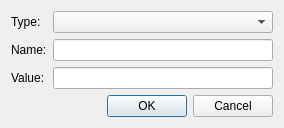
Above: additemdialog.ui from chrismanning/ddvs before the change. Below: the same form after it.
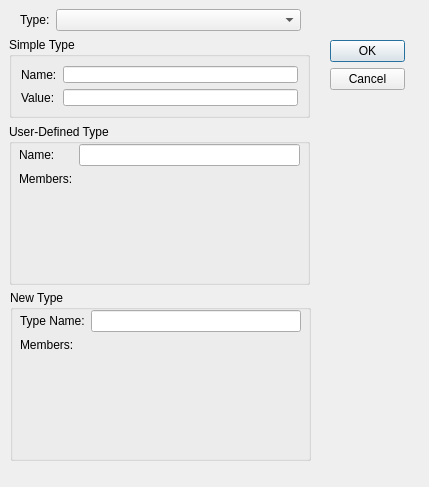
That is the form after the change.

Commit message:
- Add types to combobox
- Stop using OpenGL by default (uses lots of RAM)
- Make drawing items dynamic to their text
- Add item dialog now works for simple types
- Non-working widgets added to dialog for user defined-types

```diff
--- a/additemdialog.ui
+++ b/additemdialog.ui
@@ -6,55 +6,201 @@
    <rect>
     <x>0</x>
     <y>0</y>
-    <width>284</width>
-    <height>119</height>
+    <width>429</width>
+    <height>487</height>
    </rect>
   </property>
+  <property name="sizePolicy">
+   <sizepolicy hsizetype="Fixed" vsizetype="Fixed">
+    <horstretch>0</horstretch>
+    <verstretch>0</verstretch>
+   </sizepolicy>
+  </property>
+  <property name="minimumSize">
+   <size>
+    <width>429</width>
+    <height>416</height>
+   </size>
+  </property>
   <property name="windowTitle">
    <string>Dialog</string>
   </property>
+  <widget class="QGroupBox" name="simpleTypeGroupBox">
+   <property name="geometry">
+    <rect>
+     <x>9</x>
+     <y>37</y>
+     <width>301</width>
+     <height>81</height>
+    </rect>
+   </property>
+   <property name="title">
+    <string>Simple Type</string>
+   </property>
+   <layout class="QFormLayout" name="formLayout_2">
+    <item row="0" column="0" colspan="2">
   <layout class="QFormLayout" name="formLayout">
-   <item row="0" column="0">
-    <widget class="QLabel" name="typeLabel">
-     <property name="text">
-      <string>Type:</string>
-     </property>
-    </widget>
-   </item>
-   <item row="0" column="1">
-    <widget class="QComboBox" name="typeComboBox"/>
-   </item>
-   <item row="1" column="0">
+      <property name="fieldGrowthPolicy">
+       <enum>QFormLayout::AllNonFixedFieldsGrow</enum>
+      </property>
+      <item row="0" column="0">
     <widget class="QLabel" name="nameLabel">
      <property name="text">
       <string>Name:</string>
      </property>
     </widget>
    </item>
-   <item row="1" column="1">
+      <item row="0" column="1">
     <widget class="QLineEdit" name="nameText"/>
    </item>
-   <item row="2" column="0">
+      <item row="1" column="0">
     <widget class="QLabel" name="valueLabel">
      <property name="text">
       <string>Value:</string>
      </property>
     </widget>
    </item>
-   <item row="2" column="1">
+      <item row="1" column="1">
     <widget class="QLineEdit" name="valueText"/>
    </item>
-   <item row="3" column="1">
+     </layout>
+    </item>
+   </layout>
+  </widget>
     <widget class="QDialogButtonBox" name="buttonBox">
+   <property name="geometry">
+    <rect>
+     <x>330</x>
+     <y>40</y>
+     <width>75</width>
+     <height>52</height>
+    </rect>
+   </property>
      <property name="orientation">
-      <enum>Qt::Horizontal</enum>
+    <enum>Qt::Vertical</enum>
      </property>
      <property name="standardButtons">
       <set>QDialogButtonBox::Cancel|QDialogButtonBox::Ok</set>
      </property>
     </widget>
-   </item>
-  </layout>
+  <widget class="QGroupBox" name="userTypeGroupBox">
+   <property name="geometry">
+    <rect>
+     <x>9</x>
+     <y>124</y>
+     <width>301</width>
+     <height>161</height>
+    </rect>
+   </property>
+   <property name="title">
+    <string>User-Defined Type</string>
+   </property>
+   <widget class="QWidget" name="">
+    <property name="geometry">
+     <rect>
+      <x>10</x>
+      <y>20</y>
+      <width>281</width>
+      <height>101</height>
+     </rect>
+    </property>
+    <layout class="QFormLayout" name="formLayout_4">
+     <property name="fieldGrowthPolicy">
+      <enum>QFormLayout::AllNonFixedFieldsGrow</enum>
+     </property>
+     <item row="0" column="0">
+      <widget class="QLabel" name="userNameLabel">
+       <property name="text">
+        <string>Name:</string>
+       </property>
+      </widget>
+     </item>
+     <item row="0" column="1">
+      <widget class="QLineEdit" name="userNameText"/>
+     </item>
+     <item row="1" column="0">
+      <widget class="QLabel" name="membersLabel">
+       <property name="text">
+        <string>Members:</string>
+       </property>
+      </widget>
+     </item>
+    </layout>
+   </widget>
+  </widget>
+  <widget class="QGroupBox" name="newTypeGroupBox">
+   <property name="geometry">
+    <rect>
+     <x>10</x>
+     <y>290</y>
+     <width>301</width>
+     <height>171</height>
+    </rect>
+   </property>
+   <property name="title">
+    <string>New Type</string>
+   </property>
+   <widget class="QWidget" name="gridLayoutWidget">
+    <property name="geometry">
+     <rect>
+      <x>10</x>
+      <y>20</y>
+      <width>281</width>
+      <height>151</height>
+     </rect>
+    </property>
+    <layout class="QFormLayout" name="formLayout_5">
+     <property name="fieldGrowthPolicy">
+      <enum>QFormLayout::AllNonFixedFieldsGrow</enum>
+     </property>
+     <item row="0" column="0">
+      <widget class="QLabel" name="typeNameLabel">
+       <property name="text">
+        <string>Type Name:</string>
+       </property>
+      </widget>
+     </item>
+     <item row="0" column="1">
+      <widget class="QLineEdit" name="lineEdit"/>
+     </item>
+     <item row="1" column="0">
+      <widget class="QLabel" name="membersLabel_2">
+       <property name="text">
+        <string>Members:</string>
+       </property>
+      </widget>
+     </item>
+    </layout>
+   </widget>
+   <zorder>gridLayoutWidget</zorder>
+   <zorder>membersLabel</zorder>
+   <zorder>membersColumnView</zorder>
+  </widget>
+  <widget class="QWidget" name="">
+   <property name="geometry">
+    <rect>
+     <x>20</x>
+     <y>9</y>
+     <width>281</width>
+     <height>22</height>
+    </rect>
+   </property>
+   <layout class="QFormLayout" name="formLayout_3">
+    <property name="fieldGrowthPolicy">
+     <enum>QFormLayout::AllNonFixedFieldsGrow</enum>
+    </property>
+    <item row="0" column="0">
+     <widget class="QLabel" name="typeLabel">
+      <property name="text">
+       <string>Type:</string>
+      </property>
+     </widget>
+    </item>
+    <item row="0" column="1">
+     <widget class="QComboBox" name="typeComboBox"/>
+    </item>
+   </layout>
+  </widget>
  </widget>
  <tabstops>
   <tabstop>typeComboBox</tabstop>
```
Left out of the diff: 4 changed lines with no effect on the pictures. Lines whose indentation alone changed are shown as unchanged. The commit also changes 7 other files.
